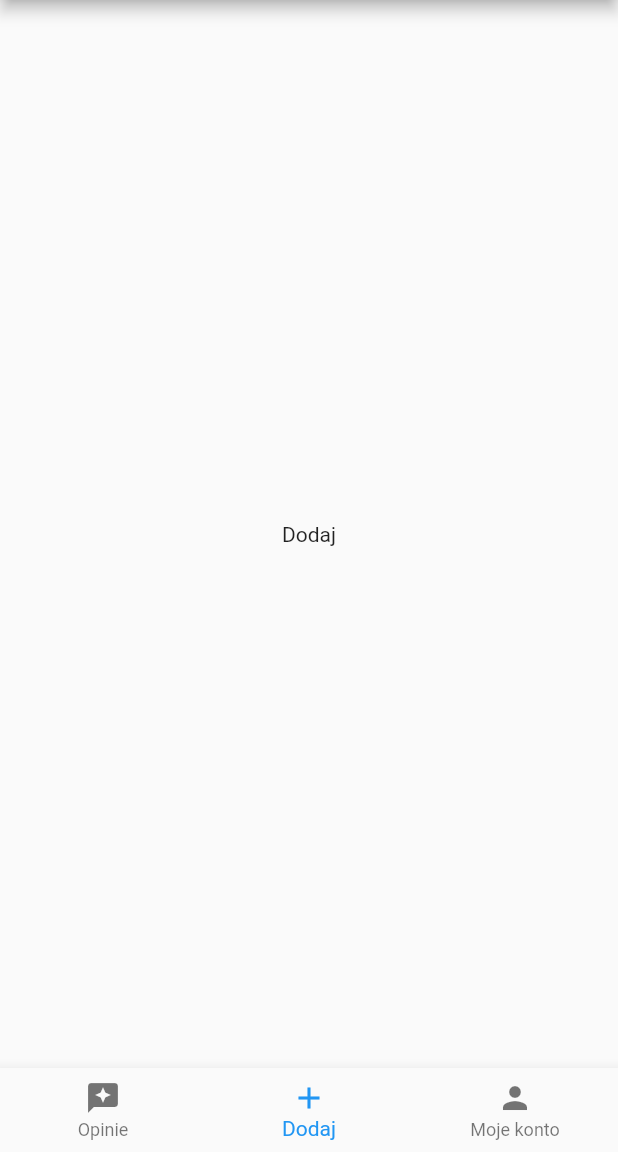
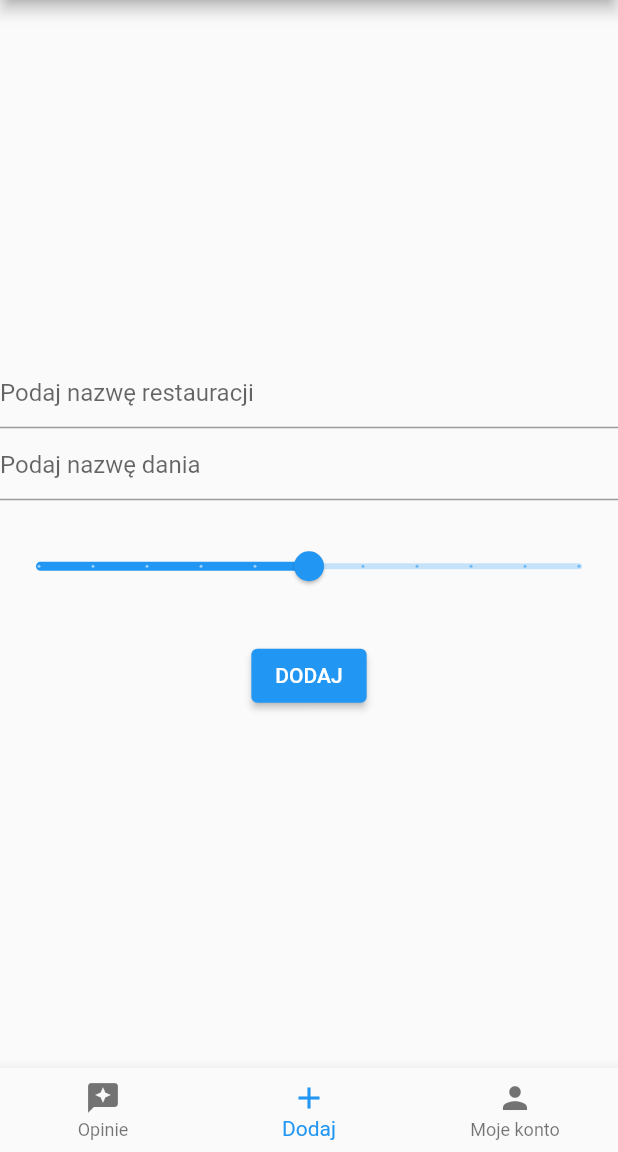
Before and after one commit to patryklaskowski1/dishes_ranking, a Flutter app: the screen it shows once a user with an empty profile is signed in, item 2 of the bottom bar chosen, on a phone screen of 412 x 824 dp, the part 84-1236 px from its top. Run offline on Flutter 3.47's test engine with Material 2 defaults, Android fonts, the phone set to English and light mode, and no system bars; our stand-ins replace cloud_firestore, firebase_auth, firebase_core; accounts and stored records are empty.

Commit message:
Add Slider to add opinion page content and order restaurants with rating

```diff
--- a/lib/app/home/add_opinion/add_opinion_page_content.dart
+++ b/lib/app/home/add_opinion/add_opinion_page_content.dart
@@ -1,15 +1,79 @@
+import 'package:cloud_firestore/cloud_firestore.dart';
 import 'package:flutter/material.dart';
 
-class AddOpinionPageContent extends StatelessWidget {
+class AddOpinionPageContent extends StatefulWidget {
   const AddOpinionPageContent({
     Key? key,
   }) : super(key: key);
 
   @override
+  State<AddOpinionPageContent> createState() => _AddOpinionPageContentState();
+}
+
+class _AddOpinionPageContentState extends State<AddOpinionPageContent> {
+  var restaurantName = '';
+  var dishName = '';
+  var rating = 3.5;
+
+  @override
   Widget build(BuildContext context) {
-    return const Center(
-      child: Text(
-        'Dodaj',
+    return Center(
+      child: Column(
+        mainAxisAlignment: MainAxisAlignment.center,
+        children: [
+          TextField(
+            decoration: const InputDecoration(
+              hintText: 'Podaj nazwę restauracji',
+            ),
+            onChanged: (newValue) {
+              setState(() {
+                restaurantName = newValue;
+              });
+            },
+          ),
+          TextField(
+            decoration: const InputDecoration(
+              hintText: 'Podaj nazwę dania',
+            ),
+            onChanged: (newValue) {
+              setState(
+                () {
+                  dishName = newValue;
+                },
+              );
+            },
+          ),
+          const SizedBox(height: 20),
+          Slider(
+            onChanged: (newValue) {
+              setState(
+                () {
+                  rating = newValue;
+                },
+              );
+            },
+            value: rating,
+            min: 1.0,
+            max: 6.0,
+            divisions: 10,
+            label: rating.toString(),
+          ),
+          const SizedBox(height: 25),
+          ElevatedButton(
+            onPressed: () {
+              FirebaseFirestore.instance.collection('restaurants').add(
+                {
+                  'name': restaurantName,
+                  'dishes': dishName,
+                  'rating': rating,
+                },
+              );
+            },
+            child: const Text(
+              'DODAJ',
+            ),
+          )
+        ],
       ),
     );
   }
```
Also changed, not shown: lib/app/home/restaurants/restaurants_page_content.dart (+7 -2 lines).
